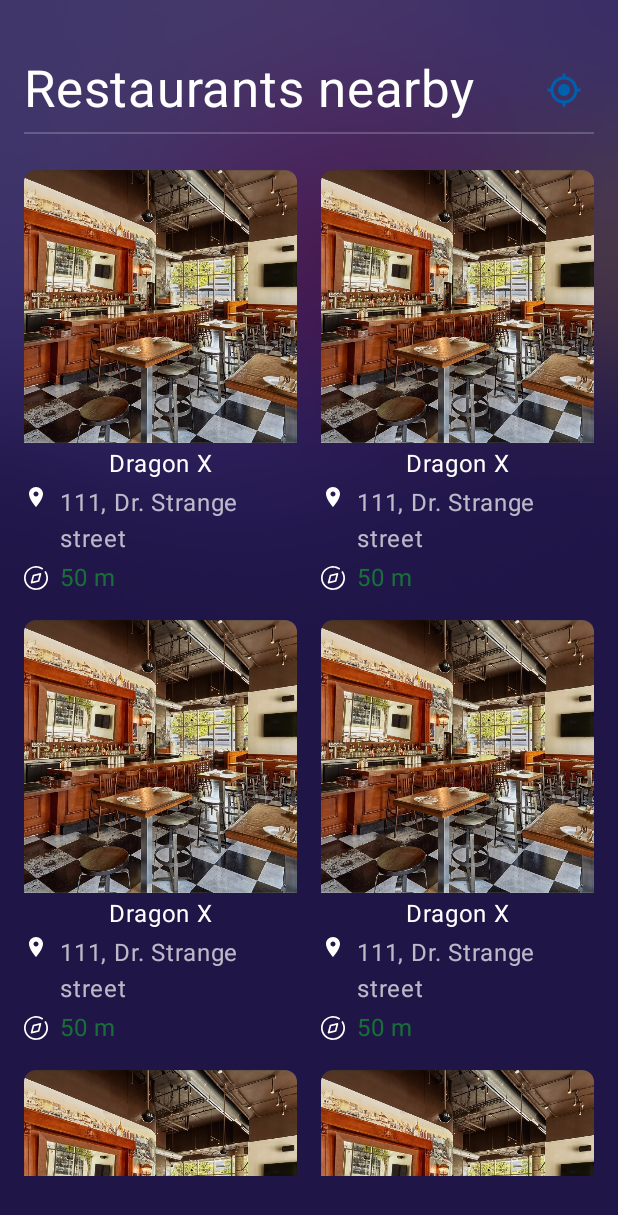
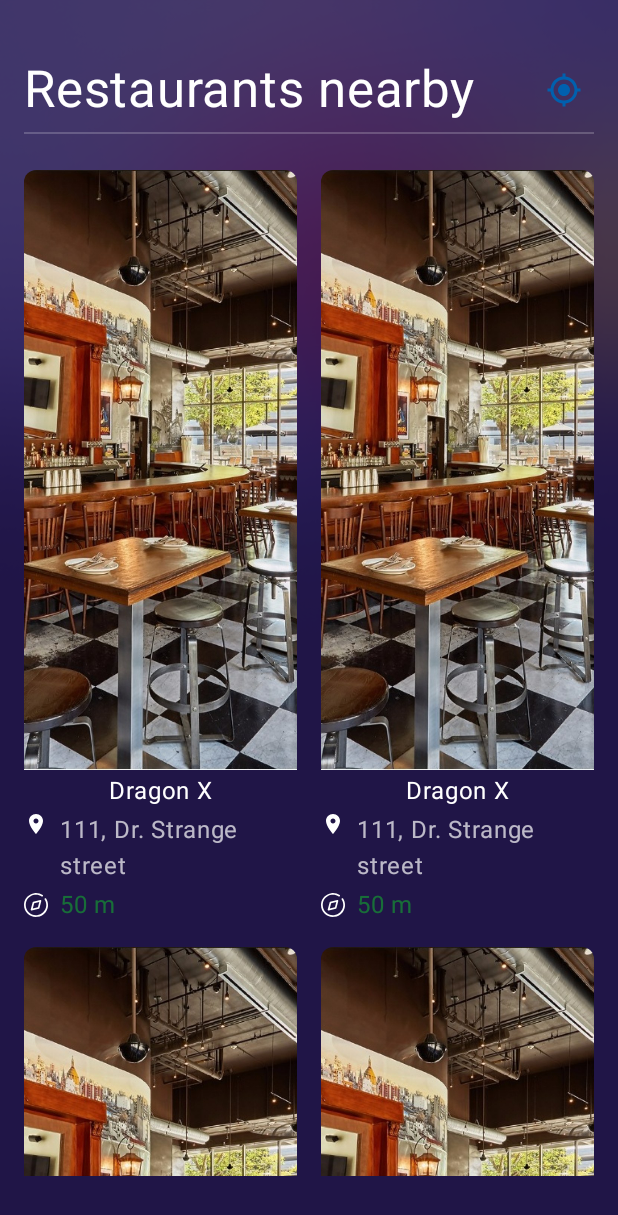
Before and after one commit to nimblehq/poly-place, an Android app built with Jetpack Compose: the @Preview function NearbyRestaurantsPreview, on a phone screen of 412 x 824 dp. Shown: the top 1215 px of the screen. Run offline under Robolectric (Android 15) with nearby library versions, the phone set to English and light mode, and no system bars; our stand-ins replace Timber, constraintlayout-compose.

Commit message:
#5 Add content scale to thumbnail image and key item for lazygrid

```diff
--- a/app/src/main/java/co/co/nimblehq/showcases/poly/place/ui/screens/restaurant/nearby/NearbyRestaurantItem.kt
+++ b/app/src/main/java/co/co/nimblehq/showcases/poly/place/ui/screens/restaurant/nearby/NearbyRestaurantItem.kt
@@ -11,6 +11,7 @@ import androidx.compose.ui.Modifier
 import androidx.compose.ui.draw.clip
 import androidx.compose.ui.graphics.Color
 import androidx.compose.ui.graphics.asImageBitmap
+import androidx.compose.ui.layout.ContentScale
 import androidx.compose.ui.platform.LocalContext
 import androidx.compose.ui.res.painterResource
 import androidx.compose.ui.text.style.TextAlign
@@ -21,6 +22,7 @@ import co.co.nimblehq.showcases.poly.place.R
 import co.co.nimblehq.showcases.poly.place.ui.screens.restaurant.uimodel.Restaurant
 import co.co.nimblehq.showcases.poly.place.ui.theme.*
 import co.co.nimblehq.showcases.poly.place.ui.theme.AppTheme.dimensions
+import java.util.UUID
 
 @Composable
 fun NearbyRestaurantItem(
@@ -40,6 +42,7 @@ fun NearbyRestaurantItem(
                     )
                 ),
             bitmap = restaurant.thumbnailImage.asImageBitmap(),
+            contentScale = ContentScale.Crop,
             contentDescription = null,
         )
         Text(
@@ -93,10 +96,11 @@ private fun NearbyRestaurantItemPreview() {
     ComposeTheme {
         NearbyRestaurantItem(
             Restaurant(
+                id = UUID.randomUUID().toString(),
                 thumbnailImage = ContextCompat.getDrawable(
                     LocalContext.current,
                     R.drawable.im_restaurant_mock
-                )!!.toBitmap(),
+                )!!.toBitmap(width = 600, height = 600),
                 name = "Dragon X",
                 address = "111, Dr. Strange street",
                 distance = "50 m"
--- a/app/src/main/java/co/co/nimblehq/showcases/poly/place/ui/screens/restaurant/nearby/NearbyRestaurantsScreen.kt
+++ b/app/src/main/java/co/co/nimblehq/showcases/poly/place/ui/screens/restaurant/nearby/NearbyRestaurantsScreen.kt
@@ -1,8 +1,7 @@
 package co.co.nimblehq.showcases.poly.place.ui.screens.restaurant.nearby
 
 import androidx.compose.foundation.layout.*
-import androidx.compose.foundation.lazy.grid.GridCells
-import androidx.compose.foundation.lazy.grid.LazyVerticalGrid
+import androidx.compose.foundation.lazy.grid.*
 import androidx.compose.material.*
 import androidx.compose.runtime.*
 import androidx.compose.ui.Modifier
@@ -24,6 +23,7 @@ import co.co.nimblehq.showcases.poly.place.ui.screens.restaurant.uimodel.Restaur
 import co.co.nimblehq.showcases.poly.place.ui.theme.*
 import co.co.nimblehq.showcases.poly.place.ui.theme.AppTheme.dimensions
 import timber.log.Timber
+import java.util.UUID
 
 @Composable
 fun NearbyRestaurantsScreen(
@@ -45,55 +45,61 @@ private fun NearbyRestaurantsContent(
     // TODO: Remove this when implementing integrate task: https://github.com/nimblehq/poly-place/issues/32
     val mockRestaurants = arrayListOf(
         Restaurant(
+            id = UUID.randomUUID().toString(),
             thumbnailImage = ContextCompat.getDrawable(
                 LocalContext.current,
                 R.drawable.im_restaurant_mock
-            )!!.toBitmap(),
+            )!!.toBitmap(width = 600, height = 600),
             name = "Dragon X",
             address = "111, Dr. Strange street",
             distance = "50 m"
         ),
         Restaurant(
+            id = UUID.randomUUID().toString(),
             thumbnailImage = ContextCompat.getDrawable(
                 LocalContext.current,
                 R.drawable.im_restaurant_mock
-            )!!.toBitmap(),
+            )!!.toBitmap(width = 600, height = 600),
             name = "Dragon X",
             address = "111, Dr. Strange street",
             distance = "50 m"
         ),
         Restaurant(
+            id = UUID.randomUUID().toString(),
             thumbnailImage = ContextCompat.getDrawable(
                 LocalContext.current,
                 R.drawable.im_restaurant_mock
-            )!!.toBitmap(),
+            )!!.toBitmap(width = 600, height = 600),
             name = "Dragon X",
             address = "111, Dr. Strange street",
             distance = "50 m"
         ),
         Restaurant(
+            id = UUID.randomUUID().toString(),
             thumbnailImage = ContextCompat.getDrawable(
                 LocalContext.current,
                 R.drawable.im_restaurant_mock
-            )!!.toBitmap(),
+            )!!.toBitmap(width = 600, height = 600),
             name = "Dragon X",
             address = "111, Dr. Strange street",
             distance = "50 m"
         ),
         Restaurant(
+            id = UUID.randomUUID().toString(),
             thumbnailImage = ContextCompat.getDrawable(
                 LocalContext.current,
                 R.drawable.im_restaurant_mock
-            )!!.toBitmap(),
+            )!!.toBitmap(width = 600, height = 600),
             name = "Dragon X",
             address = "111, Dr. Strange street",
             distance = "50 m"
         ),
         Restaurant(
+            id = UUID.randomUUID().toString(),
             thumbnailImage = ContextCompat.getDrawable(
                 LocalContext.current,
                 R.drawable.im_restaurant_mock
-            )!!.toBitmap(),
+            )!!.toBitmap(width = 600, height = 600),
             name = "Dragon X",
             address = "111, Dr. Strange street",
             distance = "50 m"
@@ -176,8 +182,11 @@ private fun NearbyRestaurantList(
         horizontalArrangement = Arrangement.spacedBy(dimensions.spacingNormal),
         columns = GridCells.Fixed(2)
     ) {
-        items(restaurants.size) { index ->
-            NearbyRestaurantItem(restaurants[index])
+        itemsIndexed(
+            items = restaurants,
+            key = { _, item -> item.id }
+        ) { _, item ->
+            NearbyRestaurantItem(item)
         }
     }
 }
--- a/app/src/main/java/co/co/nimblehq/showcases/poly/place/ui/screens/restaurant/uimodel/Restaurant.kt
+++ b/app/src/main/java/co/co/nimblehq/showcases/poly/place/ui/screens/restaurant/uimodel/Restaurant.kt
@@ -3,6 +3,7 @@ package co.co.nimblehq.showcases.poly.place.ui.screens.restaurant.uimodel
 import android.graphics.Bitmap
 
 data class Restaurant(
+    val id: String,
     val thumbnailImage: Bitmap,
     val name: String,
     val address: String,
```
